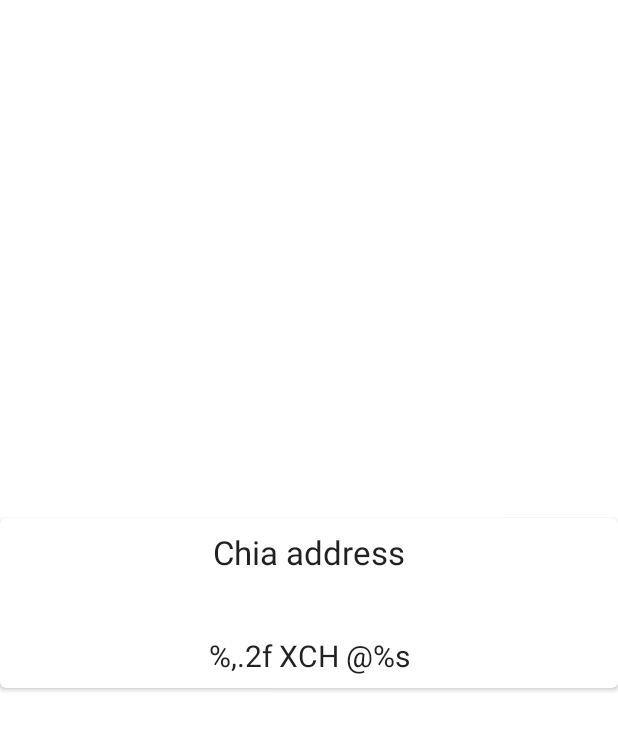
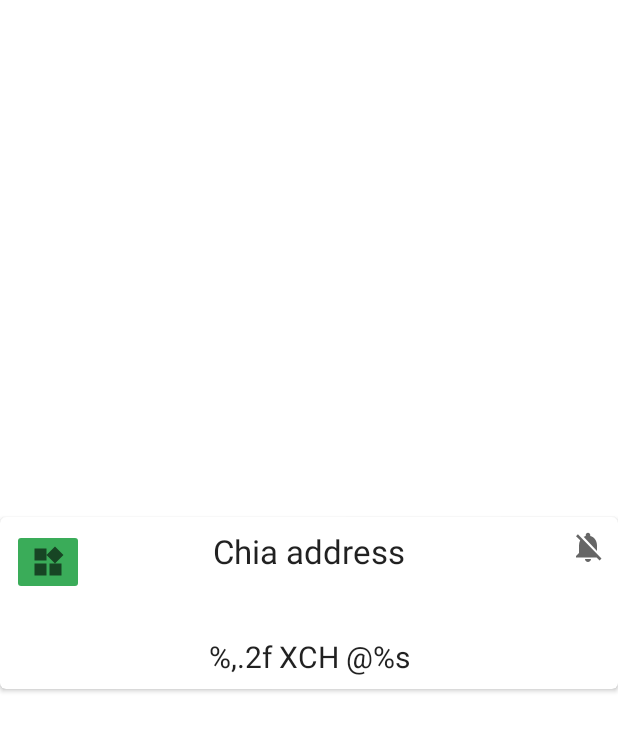
Before and after one commit to MrPet/ChiaAddressMonitor, an Android app: the layout recycler_item_chia_address_list.xml on its own in the app's theme, with its tools: preview values and no code run, on a phone screen of 412 x 824 dp. Shown: the top 731 px of the screen. Run offline under Robolectric (Android 15) with nearby library versions, the phone set to English and light mode, and no system bars.

Commit message:
Adds address settings and fixes problem with spaces start/end of address
For now you can give it an synonym and change if you would like to receive notifications for it.

```diff
--- a/app/build.gradle
+++ b/app/build.gradle
@@ -44,7 +44,6 @@
             catch (ex) {
                 throw new InvalidUserDataException("You should define CHIA_EXPLORER_API_KEY in local.properties. Put CHIA_EXPLORER_API_KEY=\"YOUR KEY\" in it. Receive chia explorer key: https://www.chiaexplorer.com/pro/login", ex)
             }
-
         }
 
         debug {
@@ -68,6 +67,8 @@
 }
 
 dependencies {
+    implementation "org.jetbrains.kotlin:kotlin-stdlib:$kotlin_version"
+    implementation 'androidx.legacy:legacy-support-v4:1.0.0'
     def room_version = "2.3.0"
     implementation 'androidx.swiperefreshlayout:swiperefreshlayout:1.1.0'
     implementation 'androidx.core:core-ktx:1.3.2'
--- a/app/src/main/java/ninja/bored/chiapublicaddressmonitor/ChiaPublicAddressWidgetConfig.kt
+++ b/app/src/main/java/ninja/bored/chiapublicaddressmonitor/ChiaPublicAddressWidgetConfig.kt
@@ -116,7 +116,7 @@
         chiaAddressEditText?.let {
             val chiaAddress = it.text.toString()
             if (Slh.isChiaAddressValid(chiaAddress.trim())) {
-                val widgetSettings = WidgetSettings(appWidgetID, chiaAddress)
+                val widgetSettings = WidgetSettings(appWidgetID, chiaAddress.trim())
                 val chiaWidgetSettingsDao = widgetDB?.getWidgetSettingsDao()
                 launch {
                     chiaWidgetSettingsDao?.insertUpdate(widgetSettings)
--- a/app/src/main/java/ninja/bored/chiapublicaddressmonitor/MainActivity.kt
+++ b/app/src/main/java/ninja/bored/chiapublicaddressmonitor/MainActivity.kt
@@ -27,6 +27,11 @@
         return true
     }
 
+    override fun onSupportNavigateUp(): Boolean {
+        onBackPressed()
+        return true
+    }
+
     override fun onOptionsItemSelected(item: MenuItem): Boolean {
         return when (item.itemId) {
             R.id.license -> {
--- a/app/src/main/java/ninja/bored/chiapublicaddressmonitor/helpers/Constants.kt
+++ b/app/src/main/java/ninja/bored/chiapublicaddressmonitor/helpers/Constants.kt
@@ -3,8 +3,8 @@
 import ninja.bored.chiapublicaddressmonitor.BuildConfig
 
 object Constants {
+    const val defaultUpdateTime: Int = 3600
     const val NOTIFICATION_CHANNEL_POSITIVE_CHANGE: String = "positiveChange"
-
     // for updating the notifications
     const val NOTIFICATION_ID_POSITIVE_CHANGE: Int = 13371
     const val NOTIFICATION_ID_NEGATIVE_CHANGE: Int = 13372
--- a/app/src/main/java/ninja/bored/chiapublicaddressmonitor/helpers/Slh.kt
+++ b/app/src/main/java/ninja/bored/chiapublicaddressmonitor/helpers/Slh.kt
@@ -51,7 +51,7 @@
 
         suspendCancellableCoroutine { continuation ->
             val request = Request.Builder()
-                .url(Constants.BASE_API_URL + address)
+                .url(Constants.BASE_API_URL + address.trim())
                 .addHeader(
                     Constants.CHIA_EXPLORER_API_KEY_HEADER_NAME,
                     Constants.CHIA_EXPLORER_API_KEY
--- /dev/null
+++ b/app/src/main/res/drawable/baseline_notifications_off_24.xml
@@ -0,0 +1,10 @@
+<vector xmlns:android="http://schemas.android.com/apk/res/android"
+    android:width="24dp"
+    android:height="24dp"
+    android:tint="?attr/colorControlNormal"
+    android:viewportWidth="24"
+    android:viewportHeight="24">
+    <path
+        android:fillColor="@android:color/white"
+        android:pathData="M20,18.69L7.84,6.14 5.27,3.49 4,4.76l2.8,2.8v0.01c-0.52,0.99 -0.8,2.16 -0.8,3.42v5l-2,2v1h13.73l2,2L21,19.72l-1,-1.03zM12,22c1.11,0 2,-0.89 2,-2h-4c0,1.11 0.89,2 2,2zM18,14.68L18,11c0,-3.08 -1.64,-5.64 -4.5,-6.32L13.5,4c0,-0.83 -0.67,-1.5 -1.5,-1.5s-1.5,0.67 -1.5,1.5v0.68c-0.15,0.03 -0.29,0.08 -0.42,0.12 -0.1,0.03 -0.2,0.07 -0.3,0.11h-0.01c-0.01,0 -0.01,0 -0.02,0.01 -0.23,0.09 -0.46,0.2 -0.68,0.31 0,0 -0.01,0 -0.01,0.01L18,14.68z" />
+</vector>
--- /dev/null
+++ b/app/src/main/res/drawable/baseline_widgets_24.xml
@@ -0,0 +1,10 @@
+<vector xmlns:android="http://schemas.android.com/apk/res/android"
+    android:width="24dp"
+    android:height="24dp"
+    android:tint="?attr/colorControlNormal"
+    android:viewportWidth="24"
+    android:viewportHeight="24">
+  <path
+      android:fillColor="@android:color/white"
+      android:pathData="M13,13v8h8v-8h-8zM3,21h8v-8L3,13v8zM3,3v8h8L11,3L3,3zM16.66,1.69L11,7.34 16.66,13l5.66,-5.66 -5.66,-5.65z" />
+</vector>
--- a/app/src/main/res/layout-v26/chia_public_address_widget.xml
+++ b/app/src/main/res/layout-v26/chia_public_address_widget.xml
@@ -8,7 +8,6 @@
     android:orientation="vertical">
 
     <TextView
-        android:id="@+id/appCompatTextView"
         style="@style/withTextShadow"
         android:layout_width="match_parent"
         android:layout_height="0dp"
--- a/app/src/main/res/layout/chia_public_address_widget.xml
+++ b/app/src/main/res/layout/chia_public_address_widget.xml
@@ -9,7 +9,6 @@
     android:orientation="vertical">
 
     <TextView
-        android:id="@+id/appCompatTextView"
         style="@style/withTextShadow"
         android:layout_width="match_parent"
         android:layout_height="0dp"
--- a/app/src/main/res/layout/recycler_item_chia_address_list.xml
+++ b/app/src/main/res/layout/recycler_item_chia_address_list.xml
@@ -1,6 +1,7 @@
 <?xml version="1.0" encoding="utf-8"?>
 <androidx.cardview.widget.CardView xmlns:android="http://schemas.android.com/apk/res/android"
     xmlns:app="http://schemas.android.com/apk/res-auto"
+    xmlns:tools="http://schemas.android.com/tools"
     android:layout_width="match_parent"
     android:layout_height="wrap_content"
     android:layout_gravity="center"
@@ -22,15 +23,36 @@
             app:layout_constraintStart_toStartOf="parent"
             app:layout_constraintTop_toTopOf="parent" />
 
+        <androidx.appcompat.widget.AppCompatImageButton
+            android:id="@+id/addWidgetButton"
+            android:layout_width="wrap_content"
+            android:layout_height="wrap_content"
+            android:layout_marginStart="8dp"
+            android:layout_marginTop="8dp"
+            android:backgroundTint="?colorPrimary"
+            android:contentDescription="@string/add_widget_to_dashboard"
+            android:src="@drawable/baseline_widgets_24"
+            app:layout_constraintStart_toStartOf="parent"
+            app:layout_constraintTop_toTopOf="parent" />
+
+        <androidx.appcompat.widget.AppCompatImageView
+            android:id="@+id/notificationsIconImageView"
+            android:layout_width="wrap_content"
+            android:layout_height="wrap_content"
+            android:layout_marginTop="8dp"
+            android:layout_marginEnd="8dp"
+            android:src="@drawable/baseline_notifications_off_24"
+            app:layout_constraintEnd_toEndOf="parent"
+            app:layout_constraintTop_toTopOf="parent" />
 
         <androidx.appcompat.widget.AppCompatTextView
             android:id="@+id/recyclerItemChiaAddress"
             android:layout_width="0dp"
             android:layout_height="wrap_content"
             android:layout_marginStart="8dp"
-            android:layout_marginTop="5dp"
             android:layout_marginEnd="8dp"
 
+            android:layout_marginBottom="8dp"
             android:gravity="center"
             android:maxLines="1"
             android:textAppearance="@style/TextAppearance.AppCompat.Small"
@@ -38,16 +60,17 @@
             app:autoSizeMinTextSize="2sp"
             app:autoSizeStepGranularity="3sp"
             app:autoSizeTextType="uniform"
+            app:layout_constraintBottom_toTopOf="@+id/recyclerItemAmountAndDate"
             app:layout_constraintEnd_toEndOf="parent"
+            app:layout_constraintHorizontal_bias="0.0"
             app:layout_constraintStart_toStartOf="parent"
-            app:layout_constraintTop_toBottomOf="@+id/recyclerItemHeader" />
+            app:layout_constraintTop_toBottomOf="@+id/addWidgetButton" />
 
         <androidx.appcompat.widget.AppCompatTextView
             android:id="@+id/recyclerItemAmountAndDate"
             android:layout_width="wrap_content"
             android:layout_height="wrap_content"
             android:layout_marginStart="8dp"
-            android:layout_marginTop="16dp"
             android:layout_marginEnd="8dp"
             android:layout_marginBottom="8dp"
             android:gravity="center"
--- a/app/src/main/res/values/strings.xml
+++ b/app/src/main/res/values/strings.xml
@@ -45,6 +45,10 @@
     <string name="library_chia_explorer_libraryDescription" tools:keep="@string/library_chia_explorer_libraryDescription">Browse and search the Chia blockchain™ with historic data charts.</string>
     <string name="library_chia_explorer_libraryVersion" tools:keep="@string/library_chia_explorer_libraryVersion">0.1</string>
     <string name="library_chia_explorer_libraryWebsite" tools:keep="@string/library_chia_explorer_libraryWebsite">https://www.chiaexplorer.com/api/v0.1</string>
+    <string name="notification_activate_for_address">Enable notifications for this address</string>
+    <string name="chia_address_synonym_hint">Chia address synonym</string>
+    <string name="saved_address_settings">Saved address settings</string>
+    <string name="add_widget_to_dashboard">Add this address as widget</string>
 
 
 </resources>
```
Also changed, not shown: app/src/main/java/ninja/bored/chiapublicaddressmonitor/AddressDetailsFragment.kt (added, +138 -0 lines), app/src/main/java/ninja/bored/chiapublicaddressmonitor/AddressListFragment.kt (+9 -3 lines), app/src/main/java/ninja/bored/chiapublicaddressmonitor/adapter/ChiaAddressListAdapter.kt (+36 -7 lines), app/src/main/java/ninja/bored/chiapublicaddressmonitor/helpers/NotificationHelper.kt (+10 -4 lines), app/src/main/java/ninja/bored/chiapublicaddressmonitor/model/AddressSettings.kt (added, +30 -0 lines), app/src/main/java/ninja/bored/chiapublicaddressmonitor/model/ChiaWidgetRoomsDatabase.kt (+26 -2 lines), app/src/main/java/ninja/bored/chiapublicaddressmonitor/model/WidgetSettingsAndData.kt (+15 -2 lines), app/src/main/res/drawable/baseline_notifications_active_24.xml (added, +10 -0 lines), app/src/main/res/layout/fragment_address_details.xml (added, +103 -0 lines).
